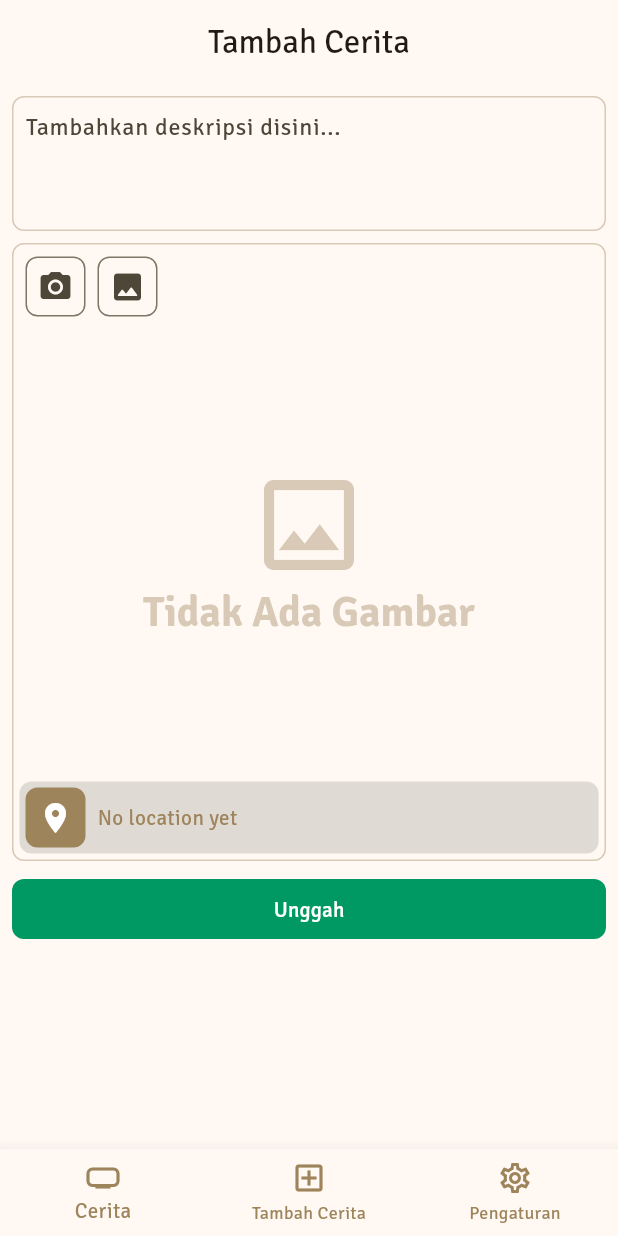
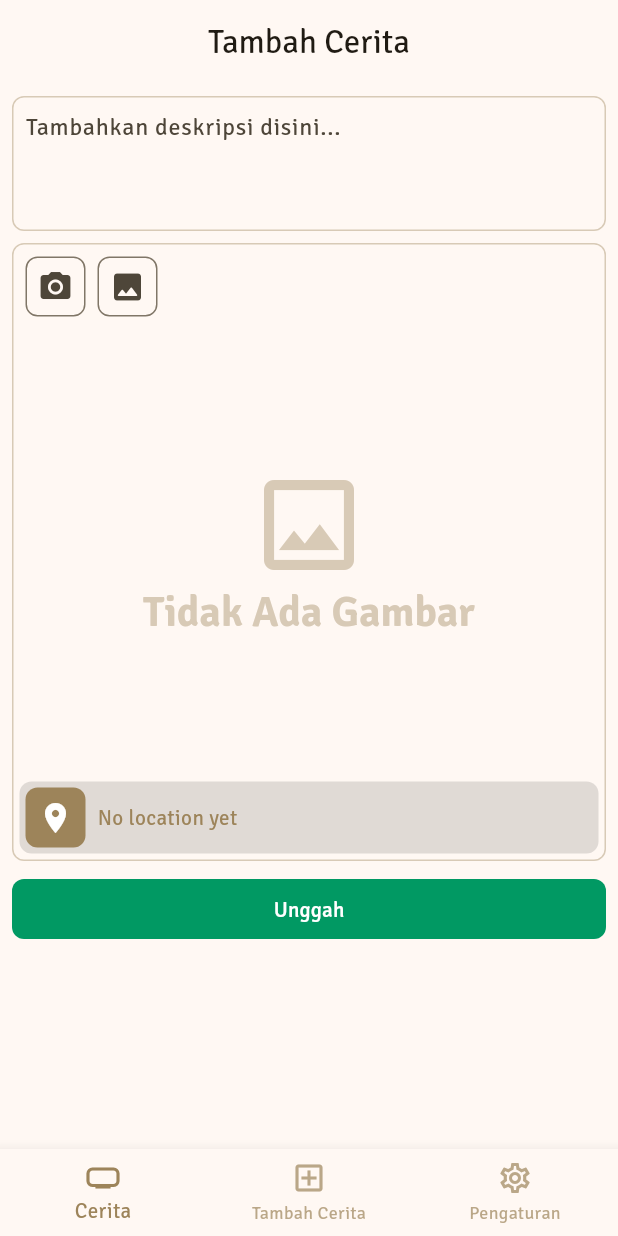
Before and after one commit to DanuRamdhani/storyApp-dicoding, a Flutter app: the AddStoryScreen screen opened by its route, on a phone screen of 412 x 824 dp. Run offline on Flutter 3.47's test engine with Material 3 defaults, Android fonts, the phone set to English and light mode, and no system bars; our stand-ins replace cached_network_image, flutter_cache_manager, flutter_image_compress, freezed_annotation, geocoding, go_router and 4 more; accounts and stored records are empty.

```diff
--- a/lib/providers/tab_provider.dart
+++ b/lib/providers/tab_provider.dart
@@ -9,6 +9,7 @@ class TabProvider extends ChangeNotifier {
       index,
       initialLocation: index == navigationShell.currentIndex,
     );
+    selectedIndex = index;
     notifyListeners();
   }
 }
--- a/lib/views/main_wrapper.dart
+++ b/lib/views/main_wrapper.dart
@@ -4,28 +4,23 @@ import 'package:provider/provider.dart';
 import 'package:story_app/extensions/context_extension.dart';
 import 'package:story_app/providers/tab_provider.dart';
 
-class MainWrapper extends StatefulWidget {
+class MainWrapper extends StatelessWidget {
   const MainWrapper({required this.navigationShell, super.key});
 
   final StatefulNavigationShell navigationShell;
 
   @override
-  State<MainWrapper> createState() => _MainWrapperState();
-}
-
-class _MainWrapperState extends State<MainWrapper> {
-  @override
   Widget build(BuildContext context) {
     return Scaffold(
       resizeToAvoidBottomInset: false,
       body: SizedBox.expand(
-        child: widget.navigationShell,
+        child: navigationShell,
       ),
       bottomNavigationBar: Consumer<TabProvider>(
         builder: (context, tabProv, _) {
           return BottomNavigationBar(
             selectedItemColor: context.color.primary,
-            unselectedItemColor: context.color.primary,
+            unselectedItemColor: context.color.primary.withOpacity(.7),
             items: [
               BottomNavigationBarItem(
                 icon: const Icon(Icons.home_max_outlined),
@@ -42,7 +37,7 @@ class _MainWrapperState extends State<MainWrapper> {
             ],
             currentIndex: tabProv.selectedIndex,
             onTap: (index) {
-              tabProv.goToBranch(index, widget.navigationShell);
+              tabProv.goToBranch(index, navigationShell);
             },
           );
         },
```
